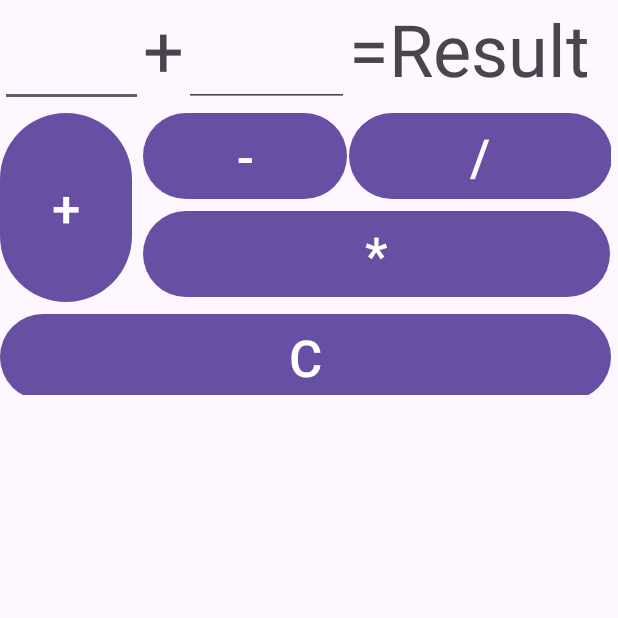
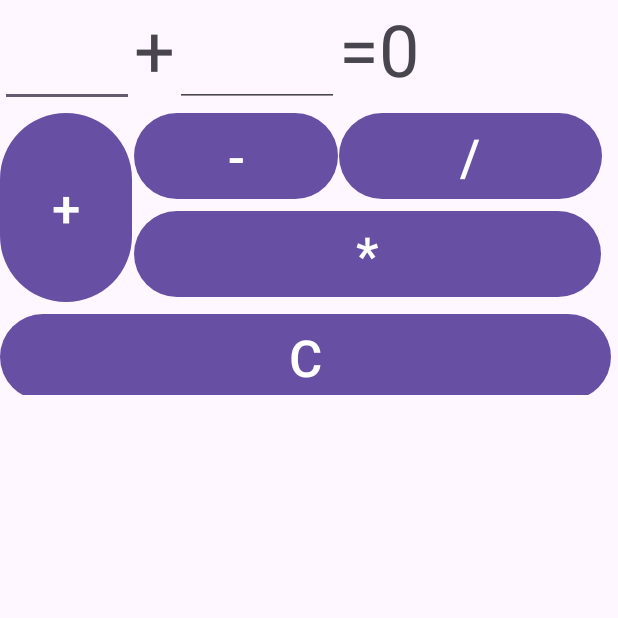
Before and after one commit to Involuntar/Calculator_Android, an Android app: the screen it shows after launch (MainActivity), on a phone screen of 412 x 824 dp, the top half of it. Run offline under Robolectric (Android 15) with nearby library versions, the phone set to English and light mode, and no system bars.

Commit message:
Сделал калькулятор и починил ошибку, при которой вылетало приложеие при операции над дробными числами

```diff
--- a/app/src/main/res/layout/activity_main.xml
+++ b/app/src/main/res/layout/activity_main.xml
@@ -16,16 +16,6 @@
         tools:layout_editor_absoluteX="2dp"
         tools:layout_editor_absoluteY="1dp">
 
-        <EditText
-            android:id="@+id/Operand1"
-            android:layout_width="95dp"
-            android:layout_height="wrap_content"
-            android:ems="10"
-            android:inputType="number"
-            android:textSize="34sp"
-            app:layout_column="0"
-            app:layout_row="0" />
-
         <TextView
             android:id="@+id/Operation"
             android:layout_width="wrap_content"
@@ -33,16 +23,6 @@
             android:text="+"
             android:textSize="48sp"
             app:layout_column="1"
-            app:layout_row="0" />
-
-        <EditText
-            android:id="@+id/Operand2"
-            android:layout_width="110dp"
-            android:layout_height="wrap_content"
-            android:ems="10"
-            android:inputType="number"
-            android:textSize="34sp"
-            app:layout_column="2"
             app:layout_row="0" />
 
         <TextView
@@ -58,7 +38,7 @@
             android:id="@+id/Result"
             android:layout_width="wrap_content"
             android:layout_height="wrap_content"
-            android:text="Result"
+            android:text="0"
             android:textSize="48sp"
             app:layout_column="4"
             app:layout_row="0" />
@@ -113,5 +93,26 @@
             app:layout_column="1"
             app:layout_columnSpan="4"
             app:layout_row="2" />
+
+        <EditText
+            android:id="@+id/Operand1"
+            android:layout_width="89dp"
+            android:layout_height="wrap_content"
+            android:ems="10"
+            android:inputType="numberDecimal"
+            android:textSize="34sp"
+            app:layout_column="0"
+            app:layout_row="0" />
+
+        <EditText
+            android:id="@+id/Operand2"
+            android:layout_width="109dp"
+            android:layout_height="wrap_content"
+            android:ems="10"
+            android:inputType="numberDecimal"
+            android:textSize="34sp"
+            app:layout_column="2"
+            app:layout_row="0" />
+
     </androidx.gridlayout.widget.GridLayout>
 </androidx.constraintlayout.widget.ConstraintLayout>
```
Also changed, not shown: app/src/main/java/com/example/calculator/MainActivity.java (+74 -0 lines).
